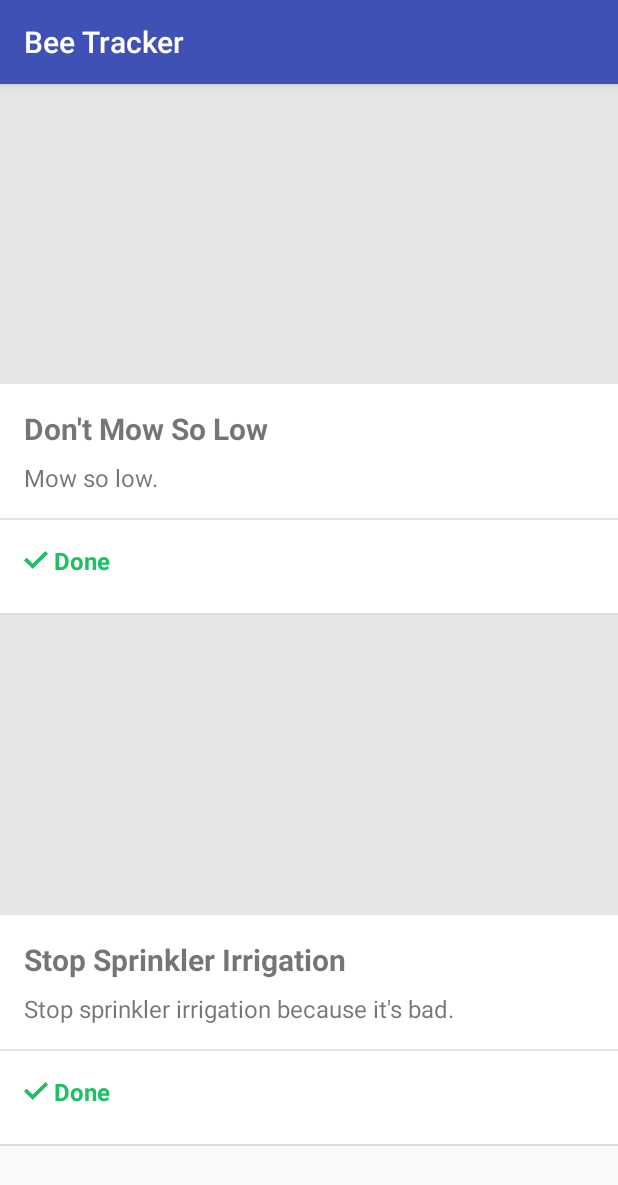
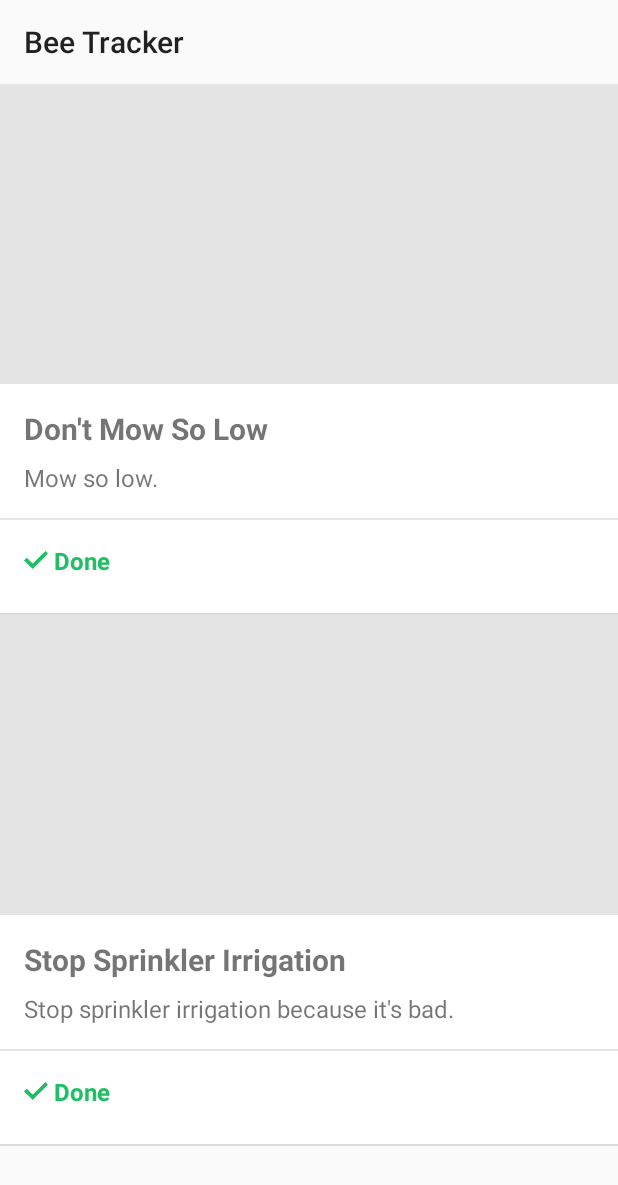
Before and after one commit to uwblueprint/foe-android, an Android app: the screen it shows after launch (LearnActivity), on a phone screen of 412 x 824 dp. Shown: the top 1185 px of the screen. Run offline under Robolectric (Android 15) with nearby library versions, the phone set to English and light mode, and no system bars.

Commit message:
adding visual assets, color values

```diff
--- a/BeeTracker/app/src/main/res/values/colors.xml
+++ b/BeeTracker/app/src/main/res/values/colors.xml
@@ -5,4 +5,7 @@
     <color name="colorAccent">#FF4081</color>
     <color name="skyCyan">#66DAFF</color>
     <color name="grassGreen">#1EC063</color>
+    <color name="white">#fff</color>
+    <color name="dark_grey">#333333</color>
+    <color name="light_grey">#e0e0e0</color>
 </resources>
--- a/BeeTracker/app/src/main/res/values/styles.xml
+++ b/BeeTracker/app/src/main/res/values/styles.xml
@@ -1,14 +1,19 @@
 <resources>
 
     <!-- Base application theme. -->
-    <style name="AppTheme" parent="Theme.AppCompat.Light.DarkActionBar">
+    <style name="AppTheme" parent="Theme.AppCompat.Light">
         <!-- Customize your theme here. -->
-        <item name="colorPrimary">@color/colorPrimary</item>
-        <item name="colorPrimaryDark">@color/colorPrimaryDark</item>
+        <item name="colorPrimary">@color/white</item>
+        <item name="colorPrimaryDark">#aaa</item>
         <item name="colorAccent">@color/colorAccent</item>
+        <item name="actionBarStyle">@style/AppActionBar</item>
     </style>
 
-    <style name="AppTheme.AppBarOverlay" parent="ThemeOverlay.AppCompat.Dark.ActionBar" />
+    <style name="AppActionBar" parent="Widget.AppCompat.Light.ActionBar">
+        <item name="android:background">@color/white</item>
+        <item name="android:textColor">@color/dark_grey</item>
+    </style>
+
 
     <style name="AppTheme.PopupOverlay" parent="ThemeOverlay.AppCompat.Light" />
 
```
Also changed, not shown: BeeTracker/app/src/main/res/drawable/fact_illustation_general.png (added), BeeTracker/app/src/main/res/drawable/fact_illustration_water.png (added), BeeTracker/app/src/main/res/drawable/icon_close.png (added), BeeTracker/app/src/main/res/drawable/icon_done_checkmark.png, BeeTracker/app/src/main/res/drawable/icon_done_checkmark_disabled.png (added).
